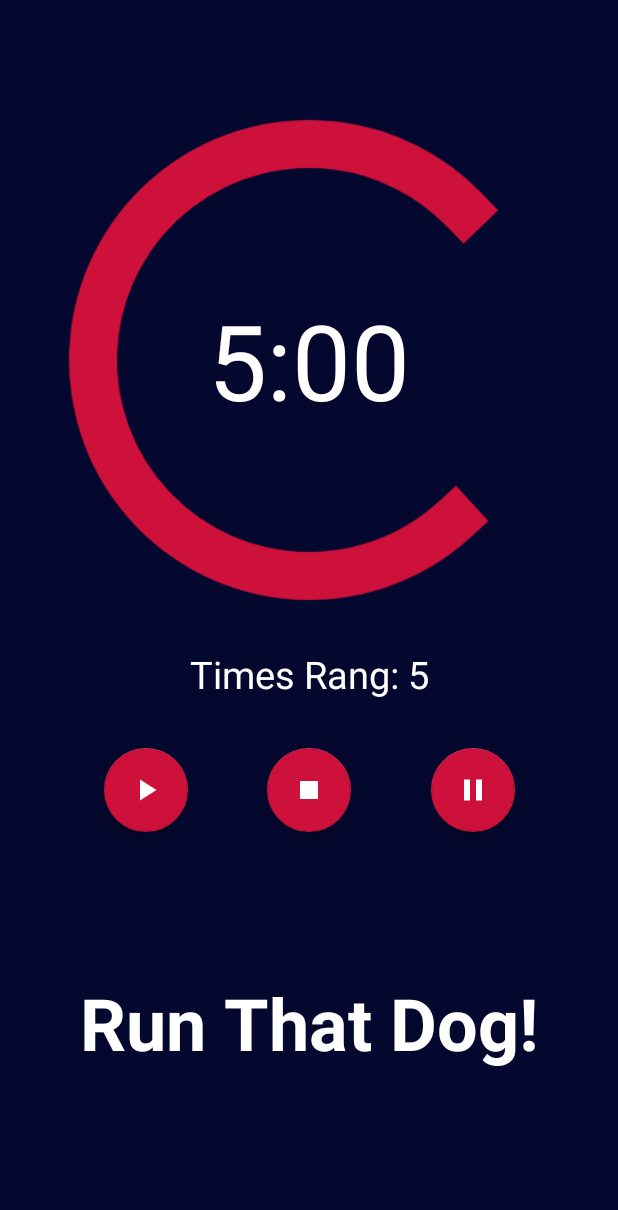
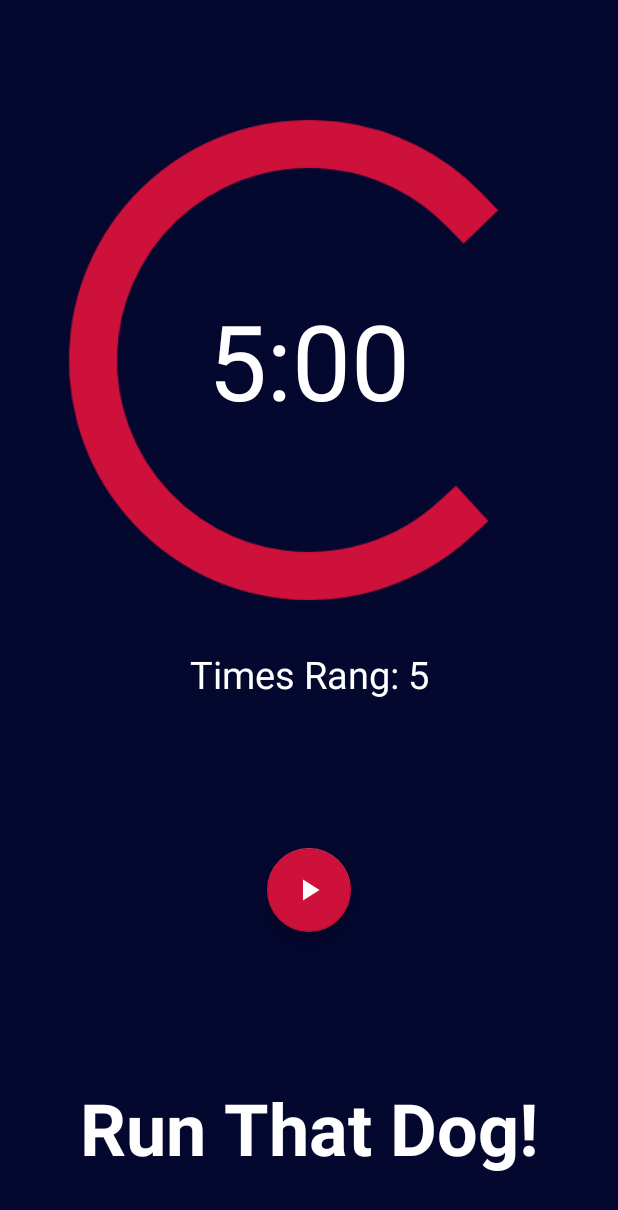
Before and after one commit to KidCoderT/WatchDog, an Android app: the screen it shows after launch (MainActivity), after a tap on "CREATE", on a phone screen of 412 x 824 dp. Shown: the top 1210 px of the screen. Run offline under Robolectric (Android 15) with nearby library versions, the phone set to English and light mode, and no system bars; our stand-ins replace data binding; plain views replace MaterialProgressBar; Roboto replaces fonts that are not available here.

Commit message:
Finished first 3 todos

```diff
--- a/app/src/main/java/com/udacity/project5/watchdog/runwatchdogscreen/RunWatchDogFragment.kt
+++ b/app/src/main/java/com/udacity/project5/watchdog/runwatchdogscreen/RunWatchDogFragment.kt
@@ -1,5 +1,7 @@
 package com.udacity.project5.watchdog.runwatchdogscreen
 
+import android.app.AlertDialog
+import android.content.DialogInterface
 import android.os.Bundle
 import android.os.CountDownTimer
 import androidx.fragment.app.Fragment
@@ -7,28 +9,22 @@ import android.view.LayoutInflater
 import android.view.View
 import android.view.ViewGroup
 import androidx.fragment.app.viewModels
+import androidx.lifecycle.Observer
+import androidx.navigation.fragment.findNavController
 import androidx.navigation.fragment.navArgs
+import com.udacity.project5.watchdog.R
 import com.udacity.project5.watchdog.databinding.RunWatchDogFragmentBinding
 
 class RunWatchDogFragment : Fragment() {
 
-    // TODO 1: Make most variables into viewModel liveData's
-    // TODO 2: Add counting for number of times reminder finished
-    // TODO 3: Hide and show fab buttons based on different timer states
-    // TODO 4: Add notification or indication for when 1 reminder done
+    // TODO: Add notification or indication for when 1 reminder done
 
     private lateinit var binding: RunWatchDogFragmentBinding
     private val viewModel: RunWatchDogViewModel by viewModels()
 
+    var secondsRemaining: Long = 0
+
     private lateinit var timer: CountDownTimer
-    private var timerLengthSeconds: Long = 0
-    private var secondsRemaining: Long = 0
-
-    enum class TimerState {
-        Stopped, Paused, Running
-    }
-
-    private var timerState = TimerState.Stopped
 
     val args: RunWatchDogFragmentArgs by navArgs()
 
@@ -39,10 +35,36 @@ class RunWatchDogFragment : Fragment() {
         binding = RunWatchDogFragmentBinding.inflate(inflater)
         binding.lifecycleOwner = this
 
-        timerLengthSeconds = (args.minutes * 60).toLong()
-        secondsRemaining = timerLengthSeconds
+        viewModel.setTimerLength(args.minutes)
+        secondsRemaining = viewModel.timerLengthSeconds.value!!
 
-        binding.progressCountdown.max = timerLengthSeconds.toInt()
+        binding.progressCountdown.max = viewModel.timerLengthSeconds.value!!.toInt()
+
+        binding.timesRangText.text = getString(R.string.times_rang, viewModel.timesRang.value)
+
+        binding.fabStop.setOnClickListener { _ ->
+            viewModel.setTimerState(TimerState.Stopped)
+            resetTimer()
+            val alertDialog: AlertDialog? = activity?.let {
+                val builder = AlertDialog.Builder(it)
+                builder.setTitle("Do you want to stop this watchDog and exit?")
+                builder.apply {
+                    setPositiveButton(R.string.ok,
+                        DialogInterface.OnClickListener { _, _ ->
+                            findNavController().navigate(
+                                RunWatchDogFragmentDirections.actionRunWatchDogFragmentToCreateWatchDogFragment()
+                            )
+                        })
+                    setNegativeButton(R.string.cancel,
+                        DialogInterface.OnClickListener { _, _ ->
+                            // User cancelled the dialog
+                        })
+                }
+                // Create the AlertDialog
+                builder.create()
+            }
+            alertDialog?.show()
+        }
 
         timer = object : CountDownTimer(secondsRemaining * 1000, 1000) {
             override fun onFinish() {
@@ -52,10 +74,6 @@ class RunWatchDogFragment : Fragment() {
             override fun onTick(millisUntilFinished: Long) {
                 secondsRemaining = millisUntilFinished / 1000
                 updateCountdownUI()
-                binding.fabStop.setOnClickListener { _ ->
-                    timerState = TimerState.Stopped
-                    resetTimer()
-                }
             }
         }
 
@@ -65,23 +83,45 @@ class RunWatchDogFragment : Fragment() {
 
         binding.fabStart.setOnClickListener {
             timer.start()
-            timerState = TimerState.Running
+            viewModel.setTimerState(TimerState.Running)
         }
 
         binding.fabPause.setOnClickListener {
             timer.cancel()
-            timerState = TimerState.Paused
+            viewModel.setTimerState(TimerState.Paused)
             updateCountdownUI()
         }
+
+        viewModel.timerState.observe(viewLifecycleOwner, Observer {
+            when (it) {
+                TimerState.Running -> {
+                    binding.fabStart.visibility = View.GONE
+                    binding.fabPause.visibility = View.VISIBLE
+                    binding.fabStop.visibility = View.VISIBLE
+                }
+                TimerState.Paused -> {
+                    binding.fabStart.visibility = View.VISIBLE
+                    binding.fabPause.visibility = View.GONE
+                    binding.fabStop.visibility = View.VISIBLE
+                }
+                TimerState.Stopped -> {
+                    binding.fabStart.visibility = View.VISIBLE
+                    binding.fabPause.visibility = View.GONE
+                    binding.fabStop.visibility = View.GONE
+                }
+            }
+        })
 
         return binding.root
     }
 
     private fun resetTimer(continueTimer: Boolean = false) {
         timer.cancel()
-        secondsRemaining = timerLengthSeconds
+        secondsRemaining = viewModel.timerLengthSeconds.value!!
         updateCountdownUI()
         if (continueTimer) {
+            viewModel.incrementTimesRang()
+            binding.timesRangText.text = getString(R.string.times_rang, viewModel.timesRang.value)
             continueTimer()
         }
     }
--- a/app/src/main/java/com/udacity/project5/watchdog/runwatchdogscreen/RunWatchDogViewModel.kt
+++ b/app/src/main/java/com/udacity/project5/watchdog/runwatchdogscreen/RunWatchDogViewModel.kt
@@ -1,5 +1,41 @@
 package com.udacity.project5.watchdog.runwatchdogscreen
 
+import androidx.lifecycle.LiveData
+import androidx.lifecycle.MutableLiveData
 import androidx.lifecycle.ViewModel
 
-class RunWatchDogViewModel : ViewModel() {}
+enum class TimerState {
+    Stopped, Paused, Running
+}
+
+class RunWatchDogViewModel : ViewModel() {
+    private val _timerLengthSeconds = MutableLiveData(0L)
+    val timerLengthSeconds: LiveData<Long>
+        get() = _timerLengthSeconds
+
+    private val _timesRang = MutableLiveData(0)
+    val timesRang: LiveData<Int>
+        get() = _timesRang
+
+    private val _timerState = MutableLiveData(TimerState.Stopped)
+    val timerState: LiveData<TimerState>
+        get() = _timerState
+
+    init {
+        _timesRang.value = 0
+        _timerLengthSeconds.value = 0L
+        _timerState.value = TimerState.Stopped
+    }
+
+    fun setTimerState(newState: TimerState) {
+        _timerState.value = newState
+    }
+
+    fun setTimerLength(timeInMinutes: Int) {
+        _timerLengthSeconds.value = timeInMinutes * 60L
+    }
+
+    fun incrementTimesRang() {
+        _timesRang.value = _timesRang.value?.plus(1)
+    }
+}
--- a/app/src/main/res/layout/run_watch_dog_fragment.xml
+++ b/app/src/main/res/layout/run_watch_dog_fragment.xml
@@ -18,6 +18,7 @@
             android:id="@+id/title_text"
             android:layout_width="wrap_content"
             android:layout_height="wrap_content"
+            android:layout_marginBottom="24dp"
             android:fontFamily="@font/love_ya_like_a_sister"
             android:text="@string/run_that_dog"
             android:textAlignment="center"
@@ -25,8 +26,7 @@
             android:textStyle="bold"
             app:layout_constraintBottom_toBottomOf="parent"
             app:layout_constraintEnd_toEndOf="parent"
-            app:layout_constraintStart_toStartOf="parent"
-            app:layout_constraintTop_toBottomOf="@+id/fab_stop" />
+            app:layout_constraintStart_toStartOf="parent" />
 
         <me.zhanghai.android.materialprogressbar.MaterialProgressBar
             android:id="@+id/progress_countdown"
@@ -63,39 +63,39 @@
             android:layout_width="wrap_content"
             android:layout_height="wrap_content"
             android:clickable="true"
-            app:layout_constraintBottom_toBottomOf="@+id/fab_stop"
+            android:focusable="true"
+            app:layout_constraintBottom_toTopOf="@+id/title_text"
             app:layout_constraintEnd_toStartOf="@+id/fab_stop"
             app:layout_constraintHorizontal_bias="0.5"
             app:layout_constraintStart_toStartOf="parent"
-            app:layout_constraintTop_toTopOf="@+id/fab_stop"
-            app:srcCompat="@drawable/ic_play_arrow"
-            android:focusable="true" />
+            app:layout_constraintTop_toBottomOf="@+id/times_rang_text"
+            app:srcCompat="@drawable/ic_play_arrow" />
 
         <com.google.android.material.floatingactionbutton.FloatingActionButton
             android:id="@+id/fab_stop"
             android:layout_width="wrap_content"
             android:layout_height="wrap_content"
-            android:layout_marginTop="32dp"
             android:clickable="true"
+            android:focusable="true"
+            app:layout_constraintBottom_toTopOf="@+id/title_text"
             app:layout_constraintEnd_toStartOf="@+id/fab_pause"
             app:layout_constraintHorizontal_bias="0.5"
             app:layout_constraintStart_toEndOf="@+id/fab_start"
             app:layout_constraintTop_toBottomOf="@+id/times_rang_text"
-            app:srcCompat="@drawable/ic_stop"
-            android:focusable="true" />
+            app:srcCompat="@drawable/ic_stop" />
 
         <com.google.android.material.floatingactionbutton.FloatingActionButton
             android:id="@+id/fab_pause"
             android:layout_width="wrap_content"
             android:layout_height="wrap_content"
             android:clickable="true"
-            app:layout_constraintBottom_toBottomOf="@+id/fab_stop"
+            android:focusable="true"
+            app:layout_constraintBottom_toTopOf="@+id/title_text"
             app:layout_constraintEnd_toEndOf="parent"
             app:layout_constraintHorizontal_bias="0.5"
             app:layout_constraintStart_toEndOf="@+id/fab_stop"
-            app:layout_constraintTop_toTopOf="@+id/fab_stop"
-            app:srcCompat="@drawable/ic_pause"
-            android:focusable="true" />
+            app:layout_constraintTop_toBottomOf="@+id/times_rang_text"
+            app:srcCompat="@drawable/ic_pause" />
 
         <TextView
             android:id="@+id/times_rang_text"
--- a/app/src/main/res/values/strings.xml
+++ b/app/src/main/res/values/strings.xml
@@ -5,4 +5,6 @@
     <string name="minutes">min</string>
     <string name="times_rang">Times Rang: %d</string>
     <string name="run_that_dog">Run That Dog!</string>
+    <string name="ok">OK</string>
+    <string name="cancel">CANCEL</string>
 </resources>
```
